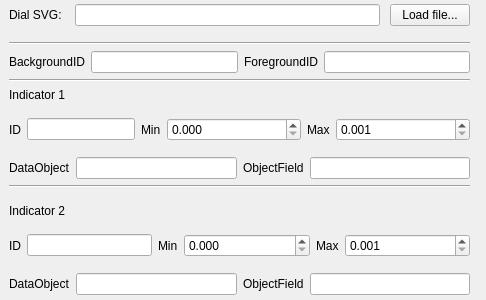
Qt form ground/src/plugins/airspeed/airspeedgadgetoptionspage.ui (openpilot/OpenPilot) before a commit.
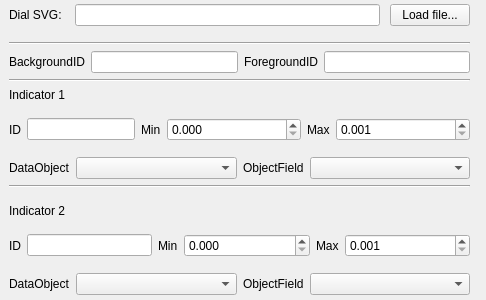
The same form after that commit.

Commit message: Analog dial gadget now uses combo boxes for choosing the UAVObject: more user-friendly, less error-prone.

The edit to the form file:
```diff
--- a/ground/src/plugins/airspeed/airspeedgadgetoptionspage.ui
+++ b/ground/src/plugins/airspeed/airspeedgadgetoptionspage.ui
@@ -213,7 +213,14 @@
          </widget>
         </item>
         <item>
-         <widget class="QLineEdit" name="uavObject1"/>
+         <widget class="QComboBox" name="uavObject1">
+          <property name="sizePolicy">
+           <sizepolicy hsizetype="Expanding" vsizetype="Fixed">
+            <horstretch>0</horstretch>
+            <verstretch>0</verstretch>
+           </sizepolicy>
+          </property>
+         </widget>
         </item>
         <item>
          <widget class="QLabel" name="label_9">
@@ -223,7 +230,14 @@
          </widget>
         </item>
         <item>
-         <widget class="QLineEdit" name="objectField1"/>
+         <widget class="QComboBox" name="objectField1">
+          <property name="sizePolicy">
+           <sizepolicy hsizetype="Expanding" vsizetype="Fixed">
+            <horstretch>0</horstretch>
+            <verstretch>0</verstretch>
+           </sizepolicy>
+          </property>
+         </widget>
         </item>
        </layout>
       </item>
@@ -337,7 +351,14 @@
          </widget>
         </item>
         <item>
-         <widget class="QLineEdit" name="uavObject2"/>
+         <widget class="QComboBox" name="uavObject2">
+          <property name="sizePolicy">
+           <sizepolicy hsizetype="Expanding" vsizetype="Fixed">
+            <horstretch>0</horstretch>
+            <verstretch>0</verstretch>
+           </sizepolicy>
+          </property>
+         </widget>
         </item>
         <item>
          <widget class="QLabel" name="label_21">
@@ -347,7 +368,14 @@
          </widget>
         </item>
         <item>
-         <widget class="QLineEdit" name="objectField2"/>
+         <widget class="QComboBox" name="objectField2">
+          <property name="sizePolicy">
+           <sizepolicy hsizetype="Expanding" vsizetype="Fixed">
+            <horstretch>0</horstretch>
+            <verstretch>0</verstretch>
+           </sizepolicy>
+          </property>
+         </widget>
         </item>
        </layout>
       </item>
```
The commit also changes 2 other files.
